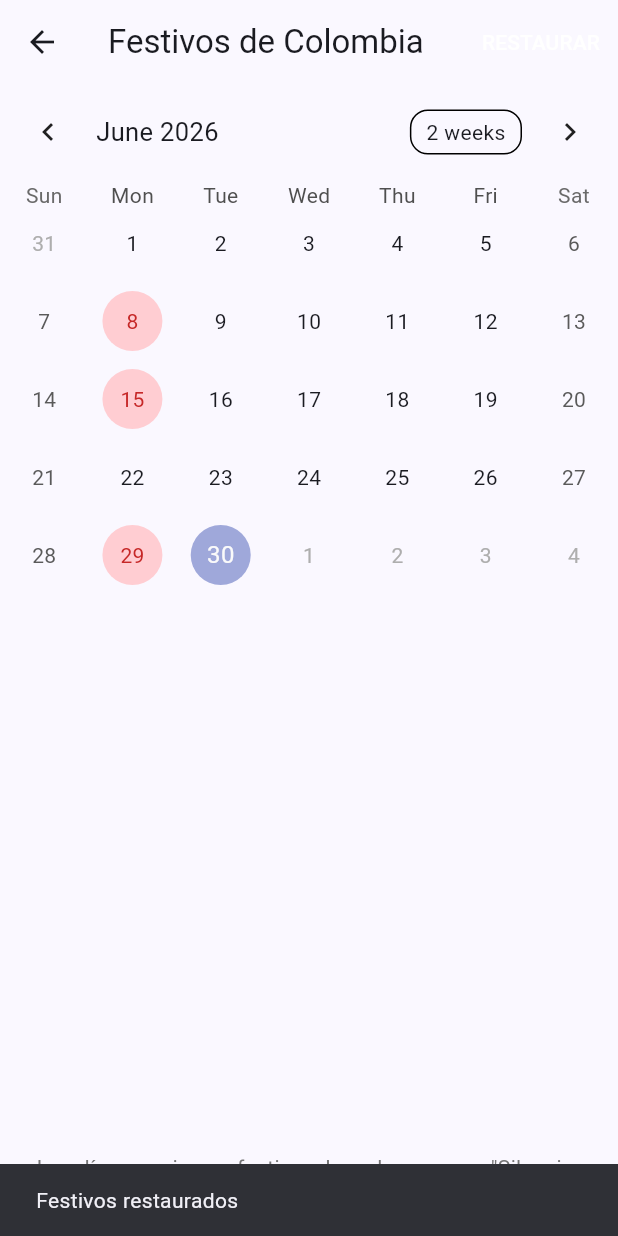
After one commit to Hxmirzzz/meridian-app, a Flutter app: the HolidaysScreen screen opened directly, after a tap on "RESTAURAR", on a phone screen of 412 x 824 dp. The commit adds this screen. Run offline on Flutter 3.47's test engine with Material 3 defaults, Android fonts, the phone set to English and light mode, and no system bars; drawn by our look-alikes of table_calendar; our stand-ins replace audioplayers, equatable, flutter_bloc, flutter_dotenv, flutter_local_notifications, flutter_map and 8 more; accounts and stored records are empty; generated files the repository leaves out were written again.

Commit message:
feat(holidays): add holidays flow for activate, set and desactivate holidays alerts

```diff
--- a/lib/core/services/alarm_monitor_service.dart
+++ b/lib/core/services/alarm_monitor_service.dart
@@ -8,6 +8,7 @@ import '../db/database_manager.dart';
 import '../../data/models/alarm_model.dart';
 import 'notification_service.dart';
 import 'alarm_sound_service.dart';
+import 'holiday_service.dart';
 
 class AlarmMonitorService {
   static final AlarmMonitorService _instance = AlarmMonitorService._internal();
@@ -46,6 +47,13 @@ class AlarmMonitorService {
           if (diff.inMinutes < 1) continue;
         }
 
+        if (alarma.excludeHolidays) {
+          if (HolidayService().isHoliday(ahora)) {
+            print("   ❌ Saltada: hoy es festivo");
+            continue;
+          }
+        }
+
         if (alarma.alarmHour == ahora.hour &&
             alarma.alarmMinute == ahora.minute) {
           await isar.writeTxn(() async {
@@ -70,6 +78,9 @@ class AlarmMonitorService {
         distanceFilter: 10,
       ),
     ).listen((Position posicionActual) async {
+
+      final ahora = DateTime.now();
+
       if (_isAlarmRinging) return;
 
       final isar = DatabaseManager.instance;
@@ -78,13 +89,19 @@ class AlarmMonitorService {
       final alarmas = await isar.alarmModels.where().anyId().findAll();
       final activas = alarmas.where((a) => a.isActive).toList();
 
-      print("📍 Alarmas activas: ${activas.length}");
-
       for (var alarma in activas) {
         print("   Revisando: ${alarma.name}, lat:${alarma.latitude}, lng:${alarma.longitude}");
         if (alarma.latitude == 0.0) {
           print("   ❌ Saltada: es alarma de reloj");
           continue;
+        }
+
+        if (alarma.lastTriggered != null) {
+          final diff = ahora.difference(alarma.lastTriggered!);
+          if (diff.inHours < 24) {
+            print("   ❌ Saltada: ya sonó hoy (GPS)");
+            continue;
+          }
         }
 
         double distancia = Geolocator.distanceBetween(
@@ -95,6 +112,13 @@ class AlarmMonitorService {
         );
 
         if (distancia <= alarma.radiusMeters) {
+          print("   ✅ DENTRO DEL RADIO! Disparando...");
+
+          await isar.writeTxn(() async {
+            alarma.lastTriggered = DateTime.now();
+            await isar.alarmModels.put(alarma);
+          });
+
           _dispararAlarma(context, alarma, distancia);
           break;
         }
--- /dev/null
+++ b/lib/core/services/holiday_service.dart
@@ -0,0 +1,117 @@
+import 'dart:convert';
+import 'package:flutter/services.dart';
+import 'package:shared_preferences/shared_preferences.dart';
+import 'package:flutter/foundation.dart';
+
+class HolidayService extends ChangeNotifier {
+  static final HolidayService _instance = HolidayService._internal();
+  factory HolidayService() => _instance;
+  HolidayService._internal();
+
+  List<DateTime> _defaultHolidays = [];
+  List<DateTime> _customHolidays = [];
+  List<DateTime> _removedHolidays = [];
+  bool _initialized = false;
+
+  Future<void> init() async {
+    if (_initialized) return;
+
+    final String jsonString = await rootBundle.loadString('assets/data/holidays_colombia.json');
+    final List<dynamic> jsonList = json.decode(jsonString);
+    _defaultHolidays = jsonList
+        .map((item) => DateTime.parse(item['date']))
+        .toList();
+
+    final prefs = await SharedPreferences.getInstance();
+    final customList = prefs.getStringList('custom_holidays') ?? [];
+    final removedList = prefs.getStringList('removed_holidays') ?? [];
+
+    _customHolidays = customList.map((d) => DateTime.parse(d)).toList();
+    _removedHolidays = removedList.map((d) => DateTime.parse(d)).toList();
+
+    _initialized = true;
+  }
+
+  bool isHoliday(DateTime date) {
+    final normalized = DateTime(date.year, date.month, date.day);
+
+    final isDefault = _defaultHolidays.any((h) =>
+      h.year == normalized.year && h.month == normalized.month && h.day == normalized.day
+    );
+    final isRemoved = _removedHolidays.any((h) =>
+      h.year == normalized.year && h.month == normalized.month && h.day == normalized.day
+    );
+
+    final isCustom = _customHolidays.any((h) =>
+      h.year == normalized.year && h.month == normalized.month && h.day == normalized.day
+    );
+
+    return (isDefault && !isRemoved) || isCustom;
+  }
+
+  bool isDefaultHoliday(DateTime date) {
+    final normalized = DateTime(date.year, date.month, date.day);
+    return _defaultHolidays.any((h) =>
+      h.year == normalized.year && h.month == normalized.month && h.day == normalized.day
+    );
+  }
+
+  List<DateTime> getAllHolidaysForYear(int year) {
+    final List<DateTime> result = [];
+
+    for (final h in _defaultHolidays) {
+      if (h.year == year && !_removedHolidays.any((r) =>
+        r.year == h.year && r.month == h.month && r.day == h.day)) {
+        result.add(h);
+      }
+    }
+
+    for (final h in _customHolidays) {
+      if (h.year == year && !result.any((r) =>
+        r.year == h.year && r.month == h.month && r.day == h.day)) {
+        result.add(h);
+      }
+    }
+
+    return result..sort((a, b) => a.compareTo(b));
+  }
+
+  Future<void> addCustomHoliday(DateTime date) async {
+    final normalized = DateTime(date.year, date.month, date.day);
+    if (!_customHolidays.any((h) => h.isAtSameMomentAs(normalized))) {
+      _customHolidays.add(normalized);
+      await _save();
+      notifyListeners();
+    }
+  }
+
+  Future<void> removeHoliday(DateTime date) async {
+    final normalized = DateTime(date.year, date.month, date.day);
+
+    if (_defaultHolidays.any((h) => h.isAtSameMomentAs(normalized))) {
+      if (!_removedHolidays.any((h) => h.isAtSameMomentAs(normalized))) {
+        _removedHolidays.add(normalized);
+      }
+    }
+
+    _customHolidays.removeWhere((h) => h.isAtSameMomentAs(normalized));
+
+    await _save();
+    notifyListeners();
+  }
+
+  Future<void> restoreDefaultHolidays() async {
+    _customHolidays.clear();
+    _removedHolidays.clear();
+    await _save();
+    notifyListeners();
+  }
+
+  Future<void> _save() async {
+    final prefs = await SharedPreferences.getInstance();
+    await prefs.setStringList('custom_holidays',
+      _customHolidays.map((d) => d.toIso8601String().substring(0, 10)).toList());
+    await prefs.setStringList('removed_holidays',
+      _removedHolidays.map((d) => d.toIso8601String().substring(0, 10)).toList());
+  }
+}
--- /dev/null
+++ b/lib/presentation/screens/holidays_screen.dart
@@ -0,0 +1,112 @@
+import 'package:flutter/material.dart';
+import 'package:table_calendar/table_calendar.dart';
+import '../../core/services/holiday_service.dart';
+
+class HolidaysScreen extends StatefulWidget {
+  const HolidaysScreen({super.key});
+
+  @override
+  State<HolidaysScreen> createState() => _HolidaysScreenState();
+}
+
+class _HolidaysScreenState extends State<HolidaysScreen> {
+  CalendarFormat _calendarFormat = CalendarFormat.month;
+  DateTime _focusedDay = DateTime.now();
+  DateTime? _selectedDay;
+
+  @override
+  Widget build(BuildContext context) {
+    final holidayService = HolidayService();
+
+    return Scaffold(
+      appBar: AppBar(
+        title: const Text('Festivos de Colombia'),
+        actions: [
+          TextButton(
+            onPressed: () async {
+              await holidayService.restoreDefaultHolidays();
+              setState(() {});
+              ScaffoldMessenger.of(context).showSnackBar(
+                const SnackBar(content: Text('Festivos restaurados')),
+              );
+            },
+            child: const Text('RESTAURAR', style: TextStyle(color: Colors.white)),
+          ),
+        ],
+      ),
+      body: Column(
+        children: [
+          TableCalendar(
+            firstDay: DateTime(2024),
+            lastDay: DateTime(2030),
+            focusedDay: _focusedDay,
+            calendarFormat: _calendarFormat,
+            selectedDayPredicate: (day) => isSameDay(_selectedDay, day),
+            onDaySelected: (selectedDay, focusedDay) {
+              setState(() {
+                _selectedDay = selectedDay;
+                _focusedDay = focusedDay;
+              });
+            },
+            onFormatChanged: (format) {
+              setState(() => _calendarFormat = format);
+            },
+            holidayPredicate: (day) {
+              return holidayService.isHoliday(day);
+            },
+            calendarStyle: CalendarStyle(
+              holidayDecoration: BoxDecoration(
+                color: Colors.red.shade100,
+                shape: BoxShape.circle,
+              ),
+              holidayTextStyle: TextStyle(color: Colors.red.shade800),
+            ),
+          ),
+          const SizedBox(height: 20),
+          if (_selectedDay != null) ...[
+            Text(
+              'Fecha seleccionada: ${_selectedDay!.day}/${_selectedDay!.month}/${_selectedDay!.year}',
+              style: const TextStyle(fontSize: 16, fontWeight: FontWeight.bold),
+            ),
+            const SizedBox(height: 10),
+            if (holidayService.isHoliday(_selectedDay!))
+              ElevatedButton.icon(
+                onPressed: () async {
+                  await holidayService.removeHoliday(_selectedDay!);
+                  setState(() {});
+                  ScaffoldMessenger.of(context).showSnackBar(
+                    const SnackBar(content: Text('Festivo eliminado')),
+                  );
+                },
+                icon: const Icon(Icons.delete),
+                label: const Text('Eliminar festivo'),
+                style: ElevatedButton.styleFrom(backgroundColor: Colors.red),
+              )
+            else
+              ElevatedButton.icon(
+                onPressed: () async {
+                  await holidayService.addCustomHoliday(_selectedDay!);
+                  setState(() {});
+                  ScaffoldMessenger.of(context).showSnackBar(
+                    const SnackBar(content: Text('Festivo agregado')),
+                  );
+                },
+                icon: const Icon(Icons.add),
+                label: const Text('Agregar festivo'),
+                style: ElevatedButton.styleFrom(backgroundColor: Colors.green),
+              ),
+          ],
+          const Spacer(),
+          Padding(
+            padding: const EdgeInsets.all(16),
+            child: Text(
+              'Los días en rojo son festivos. Las alarmas con "Silenciar en festivos" no sonarán esos días.',
+              style: TextStyle(color: Colors.grey.shade600),
+              textAlign: TextAlign.center,
+            ),
+          ),
+        ],
+      ),
+    );
+  }
+}
--- a/pubspec.yaml
+++ b/pubspec.yaml
@@ -45,6 +45,8 @@ dependencies:
   flutter_dotenv: ^6.0.1
   vibration: ^3.2.0
   audioplayers: ^6.8.1
+  shared_preferences: ^2.2.3
+  table_calendar: ^3.0.9
 
 dev_dependencies:
   flutter_test:
@@ -74,6 +76,7 @@ flutter:
   assets:
     - .env
     - assets/sounds/alarm.mp3
+    - assets/data/holidays_colombia.json
   #   - images/a_dot_burr.jpeg
   #   - images/a_dot_ham.jpeg
 
```
Also changed, not shown: lib/main.dart (+58 -7 lines), pubspec.lock, 1 other file.
